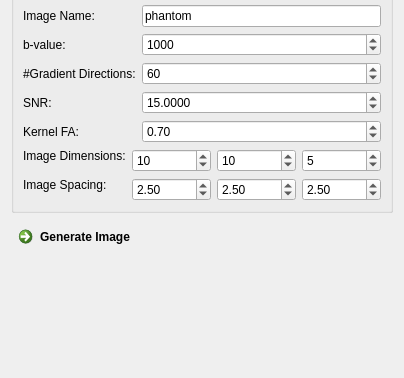
The window that Plugins/org.mitk.gui.qt.diffusionimaging/src/internal/QmitkFiberBasedSoftwarePhantomViewControls.ui (MITK/MITK) describes before a commit, drawn with Qt 5; both pictures show x 0 to 404 and y 337 to 715 of the 404 by 715 pixel window.
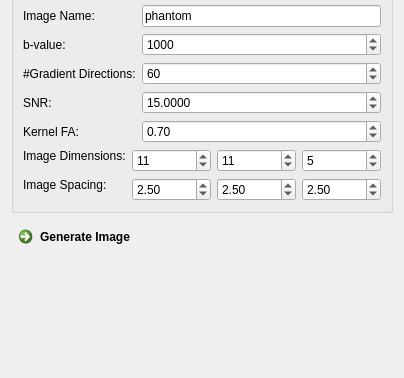
The same window after the commit. Icons and pictures are not drawn.

Commit message: anhanced imagegenerator test

Patch:
```diff
--- a/Plugins/org.mitk.gui.qt.diffusionimaging/src/internal/QmitkFiberBasedSoftwarePhantomViewControls.ui
+++ b/Plugins/org.mitk.gui.qt.diffusionimaging/src/internal/QmitkFiberBasedSoftwarePhantomViewControls.ui
@@ -363,7 +363,7 @@
          <number>1000</number>
         </property>
         <property name="value">
-         <number>10</number>
+         <number>11</number>
         </property>
        </widget>
       </item>
@@ -392,7 +392,7 @@
          <number>1000</number>
         </property>
         <property name="value">
-         <number>10</number>
+         <number>11</number>
         </property>
        </widget>
       </item>
```
The commit also changes 1 other file.
